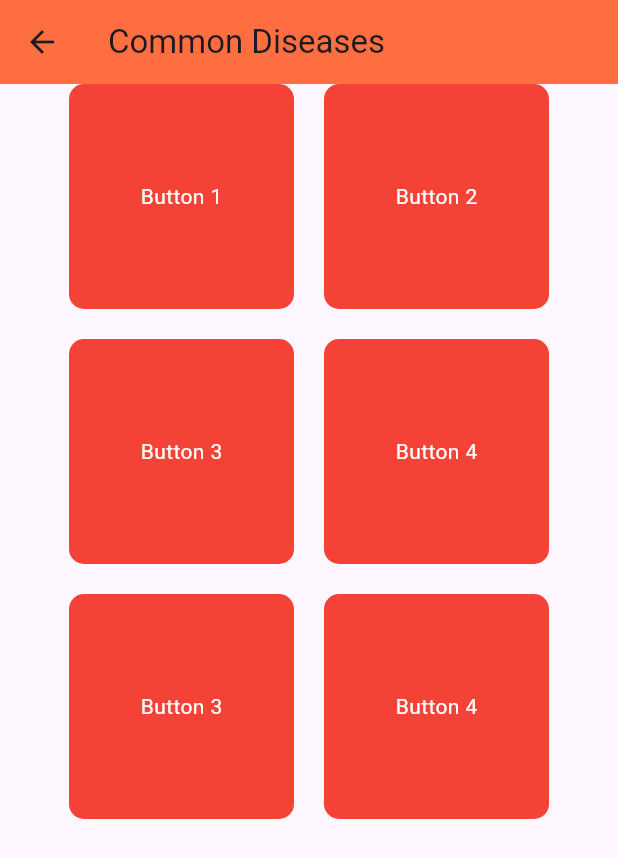
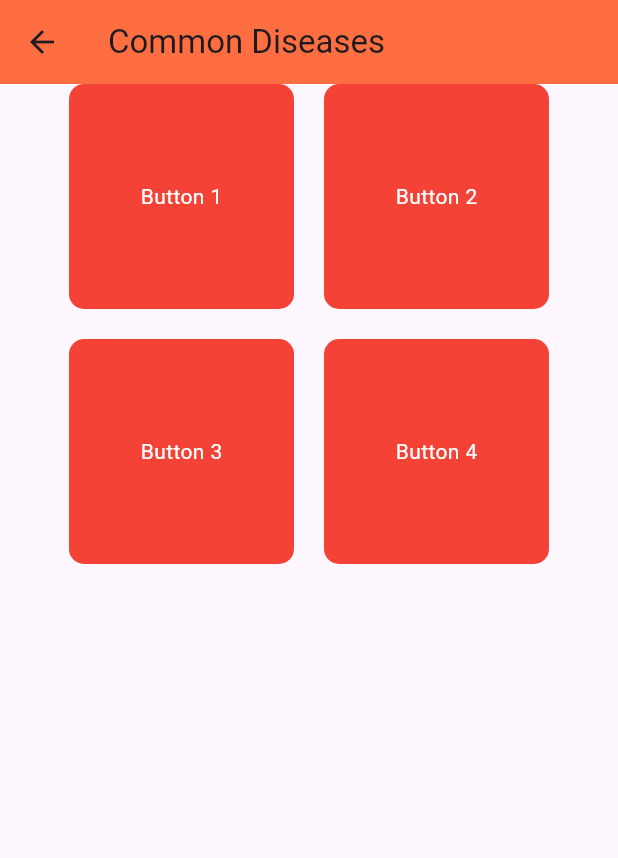
Before and after one commit to ali-abdalkader553/first-aids-app, a Flutter app: the CommonDiseasesPage screen opened directly, on a phone screen of 412 x 824 dp. Shown: the top 858 px of the screen. Run offline on Flutter 3.47's test engine with Material 3 defaults, Android fonts, the phone set to English and light mode, and no system bars; our stand-ins replace awesome_dialog, cloud_firestore, firebase_auth, firebase_core; accounts and stored records are empty.

Commit message:
clean up

```diff
--- a/lib/screens/CommonDiseasesPage.dart
+++ b/lib/screens/CommonDiseasesPage.dart
@@ -124,56 +124,6 @@ class CommonDiseasesPage extends StatelessWidget {
                             )))
                   ],
                 ),
-                SizedBox(height: 20),
-                Row(
-                  mainAxisAlignment: MainAxisAlignment.center,
-                  children: [
-                    Container(
-                      width: 150,
-                      height: 150,
-                      child: InkWell(
-                        onTap: () {
-                          Navigator.push(
-                            context,
-                            MaterialPageRoute(
-                                builder: (context) => DiseasesExplanations()),
-                          );
-                        },
-                        child: Container(
-                          decoration: BoxDecoration(
-                            color: Colors.red,
-                            borderRadius: BorderRadius.circular(10),
-                          ),
-                          child: Center(
-                            child: Text('Button 3',
-                                style: TextStyle(color: Colors.white)),
-                          ),
-                        ),
-                      ),
-                    ),
-                    SizedBox(width: 20),
-                    Container(
-                        width: 150,
-                        height: 150,
-                        child: InkWell(
-                            onTap: () {
-                              Navigator.push(
-                                context,
-                                MaterialPageRoute(
-                                    builder: (context) =>
-                                        DiseasesExplanations()),
-                              );
-                            },
-                            child: Container(
-                              decoration: BoxDecoration(
-                                  color: Colors.red,
-                                  borderRadius: BorderRadius.circular(10)),
-                              child: Center(
-                                  child: Text('Button 4',
-                                      style: TextStyle(color: Colors.white))),
-                            )))
-                  ],
-                ),
               ],
             ),
           ),
```
